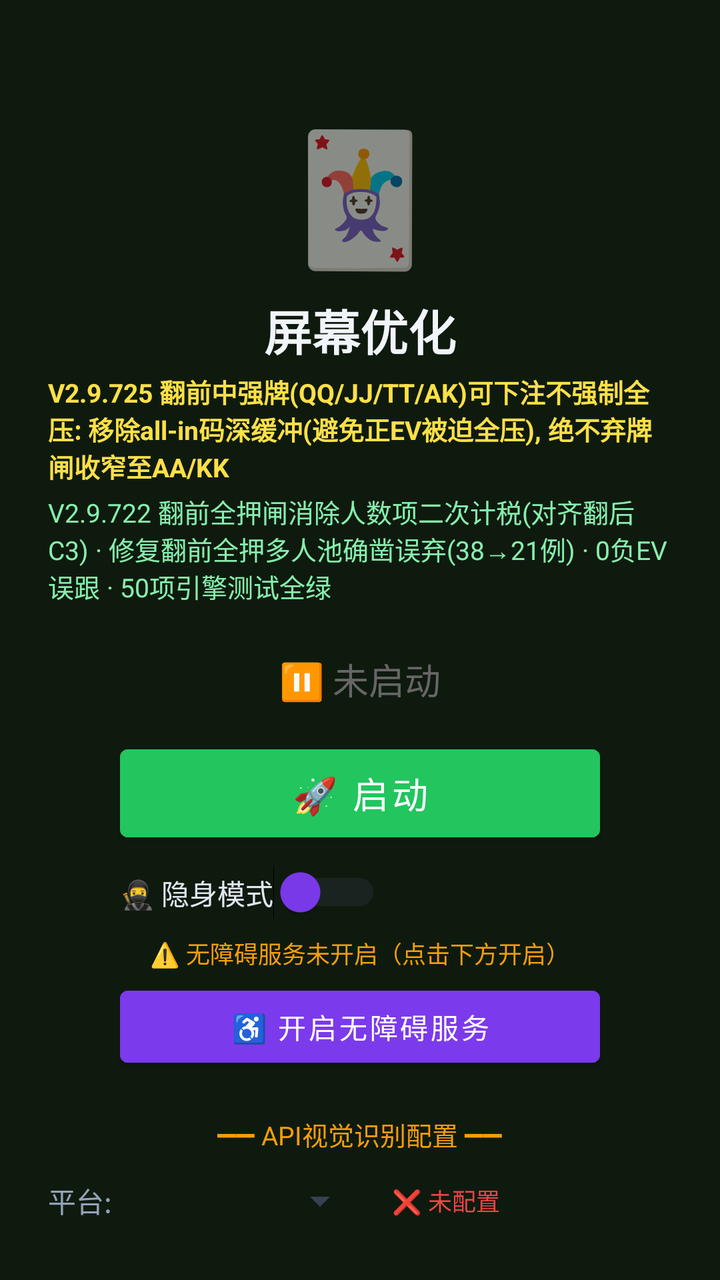
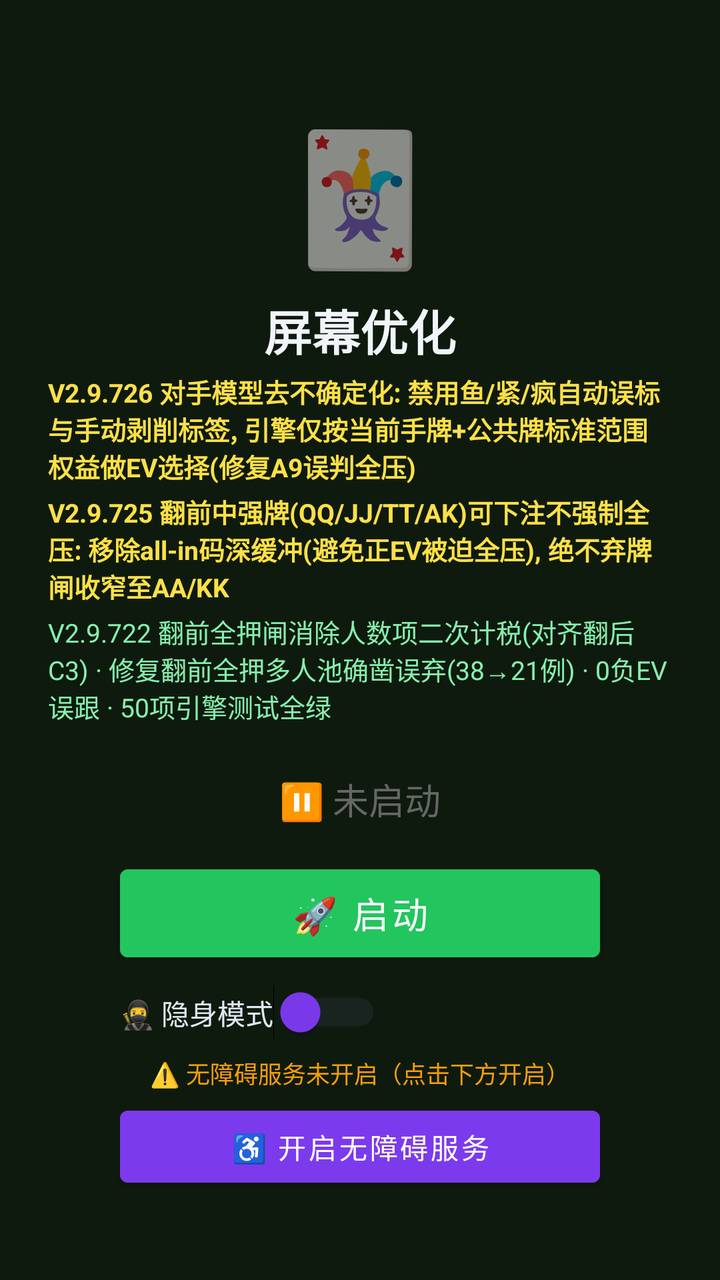

An Android layout rendered at two revisions. The XML below is the earlier revision; the diff shows what the commit changed to produce the second picture.
<!-- AndroidManifest.xml: activity theme Theme.MjScreenshot -->
<!-- res/layout/activity_main.xml -->
<?xml version="1.0" encoding="utf-8"?>
<LinearLayout xmlns:android="http://schemas.android.com/apk/res/android"
    android:layout_width="match_parent"
    android:layout_height="match_parent"
    android:orientation="vertical"
    android:background="#0f1a0f"
    android:padding="24dp"
    android:gravity="center_horizontal">

    <TextView
        android:layout_width="wrap_content"
        android:layout_height="wrap_content"
        android:text="🃏"
        android:textSize="64sp"
        android:layout_marginTop="30dp" />

    <TextView
        android:layout_width="wrap_content"
        android:layout_height="wrap_content"
        android:text="屏幕优化"
        android:textSize="24sp"
        android:textColor="#f1f5f9"
        android:textStyle="bold"
        android:layout_marginTop="8dp" />

    <TextView
        android:layout_width="wrap_content"
        android:layout_height="wrap_content"
        android:text="V2.9.725 翻前中强牌(QQ/JJ/TT/AK)可下注不强制全压: 移除all-in码深缓冲(避免正EV被迫全压), 绝不弃牌闸收窄至AA/KK"
        android:textSize="13sp"
        android:textColor="#fde047"
        android:textStyle="bold"
        android:layout_marginTop="4dp" />

    <TextView
        android:layout_width="wrap_content"
        android:layout_height="wrap_content"
        android:text="V2.9.722 翻前全押闸消除人数项二次计税(对齐翻后C3) · 修复翻前全押多人池确凿误弃(38→21例) · 0负EV误跟 · 50项引擎测试全绿"
        android:textSize="13sp"
        android:textColor="#86efac"
        android:layout_marginTop="4dp" />

    <TextView
        android:id="@+id/tvStatus"
        android:layout_width="wrap_content"
        android:layout_height="wrap_content"
        android:text="⏸ 未启动"
        android:textSize="18sp"
        android:textColor="#666666"
        android:layout_marginTop="24dp" />

    <Button
        android:id="@+id/btnStart"
        android:layout_width="240dp"
        android:layout_height="56dp"
        android:text="🚀 启动"
        android:textSize="18sp"
        android:textColor="#ffffff"
        android:backgroundTint="#22c55e"
        android:layout_marginTop="16dp" />

    <Button
        android:id="@+id/btnHelper"
        android:layout_width="240dp"
        android:layout_height="56dp"
        android:text="🃏 打开智囊"
        android:textSize="16sp"
        android:textColor="#ffffff"
        android:backgroundTint="#16a34a"
        android:layout_marginTop="12dp"
        android:visibility="gone" />

    
    <LinearLayout
        android:layout_width="240dp"
        android:layout_height="wrap_content"
        android:orientation="horizontal"
        android:gravity="center_vertical"
        android:layout_marginTop="8dp">

        <Switch
            android:id="@+id/switchStealth"
            android:layout_width="wrap_content"
            android:layout_height="wrap_content"
            android:text="🥷 隐身模式"
            android:textColor="#e2e8f0"
            android:textSize="14sp"
            android:thumbTint="#7c3aed"
            android:trackTint="#374151" />
    </LinearLayout>

    <TextView
        android:id="@+id/tvAccessibilityStatus"
        android:layout_width="wrap_content"
        android:layout_height="wrap_content"
        android:text="⚠️ 无障碍服务未开启（点击下方开启）"
        android:textSize="12sp"
        android:textColor="#f59e0b"
        android:layout_marginTop="8dp"
        android:gravity="center" />

    <Button
        android:id="@+id/btnAccessibility"
        android:layout_width="240dp"
        android:layout_height="48dp"
        android:text="♿ 开启无障碍服务"
        android:textSize="14sp"
        android:textColor="#ffffff"
        android:backgroundTint="#7c3aed"
        android:layout_marginTop="4dp" />

    <TextView
        android:layout_width="wrap_content"
        android:layout_height="wrap_content"
        android:text="━━ API视觉识别配置 ━━"
        android:textSize="13sp"
        android:textColor="#f59e0b"
        android:layout_marginTop="20dp" />

    <LinearLayout
        android:layout_width="match_parent"
        android:layout_height="wrap_content"
        android:orientation="horizontal"
        android:layout_marginTop="8dp"
        android:gravity="center_vertical">

        <TextView
            android:layout_width="wrap_content"
            android:layout_height="wrap_content"
            android:text="平台:"
            android:textSize="14sp"
            android:textColor="#94a3b8" />

        <Spinner
            android:id="@+id/spinnerProvider"
            android:layout_width="120dp"
            android:layout_height="40dp"
            android:layout_marginStart="8dp"
            android:backgroundTint="#374151" />

        <TextView
            android:id="@+id/tvApiStatus"
            android:layout_width="wrap_content"
            android:layout_height="wrap_content"
            android:text="❌ 未配置"
            android:textSize="12sp"
            android:textColor="#ef4444"
            android:layout_marginStart="12dp" />
    </LinearLayout>

    <EditText
        android:id="@+id/etApiKey"
        android:layout_width="match_parent"
        android:layout_height="44dp"
        android:hint="输入API Key（如 sk-xxx）"
        android:textSize="14sp"
        android:textColor="#e2e8f0"
        android:textColorHint="#64748b"
        android:backgroundTint="#374151"
        android:inputType="textPassword"
        android:layout_marginTop="8dp"
        android:paddingStart="12dp"
        android:paddingEnd="12dp" />

    <Button
        android:id="@+id/btnSaveApi"
        android:layout_width="200dp"
        android:layout_height="44dp"
        android:text="💾 保存API配置"
        android:textSize="14sp"
        android:textColor="#ffffff"
        android:backgroundTint="#d97706"
        android:layout_marginTop="8dp" />

    <TextView
        android:id="@+id/tvHint"
        android:layout_width="wrap_content"
        android:layout_height="wrap_content"
        android:text="先点上方按钮启动截屏"
        android:textSize="13sp"
        android:textColor="#666666"
        android:layout_marginTop="12dp"
        android:gravity="center" />

    <TextView
        android:layout_width="wrap_content"
        android:layout_height="wrap_content"
        android:text="使用步骤：\n1. 配置API Key（支持OpenAI/通义千问VL/硅基流动）\n2. 点「开启无障碍服务」→ 开启\n3. 开启「🥷隐身模式」(反检测)\n4. 点「启动」→ 允许悬浮窗\n5. 打牌时点屏幕上的🎯悬浮球即可截屏识别\n★ 拖动悬浮球可移到不挡牌的位置 ★\n★ 长按悬浮球可展开/收起详细面板 ★\n★ 悬浮球边框颜色=建议：绿=加注 橙=跟注 红=弃牌 ★"
        android:textSize="12sp"
        android:textColor="#64748b"
        android:layout_marginTop="12dp"
        android:lineSpacingExtra="3dp" />

</LinearLayout>
<!-- resources referenced by this layout -->
<resources>
  <style name="Theme.MjScreenshot" parent="Theme.MaterialComponents.DayNight.DarkActionBar">
          <item name="colorPrimary">#1e40af</item>
          <item name="colorPrimaryVariant">#1e3a8a</item>
          <item name="colorOnPrimary">#ffffff</item>
          <item name="android:statusBarColor">#0f172a</item>
      </style>
</resources>

<!-- the commit's change to res/layout/activity_main.xml (unified diff, before → after) -->
@@ -22,6 +22,15 @@
         android:textColor="#f1f5f9"
         android:textStyle="bold"
         android:layout_marginTop="8dp" />
+
+    <TextView
+        android:layout_width="wrap_content"
+        android:layout_height="wrap_content"
+        android:text="V2.9.726 对手模型去不确定化: 禁用鱼/紧/疯自动误标与手动剥削标签, 引擎仅按当前手牌+公共牌标准范围权益做EV选择(修复A9误判全压)"
+        android:textSize="13sp"
+        android:textColor="#fde047"
+        android:textStyle="bold"
+        android:layout_marginTop="4dp" />
 
     <TextView
         android:layout_width="wrap_content"
